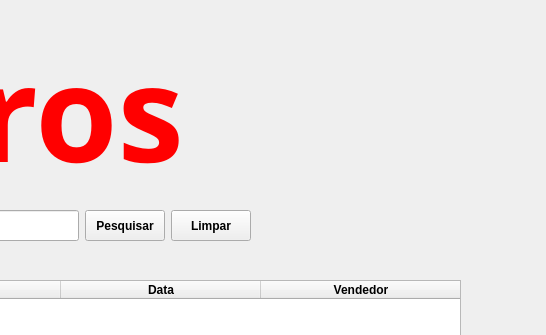
First picture: the form in ArtvidrosV3/dialogareaorcamentos.ui, repository PedrOliveiraM/Artvidros-2023, before the edit; both pictures show x 820 to 1366 and y 0 to 335 of the 1366 by 768 pixel window.
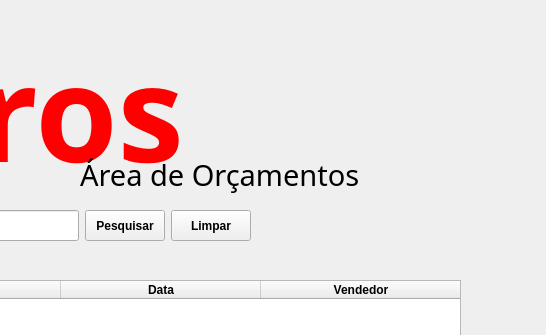
Second picture: the form after the edit. Icons and pictures are not drawn.

```diff
--- a/ArtvidrosV3/dialogareaorcamentos.ui
+++ b/ArtvidrosV3/dialogareaorcamentos.ui
@@ -278,6 +278,26 @@
     </item>
    </layout>
   </widget>
+  <widget class="QLabel" name="label">
+   <property name="geometry">
+    <rect>
+     <x>900</x>
+     <y>150</y>
+     <width>321</width>
+     <height>51</height>
+    </rect>
+   </property>
+   <property name="font">
+    <font>
+     <family>Matura MT Script Capitals</family>
+     <pointsize>18</pointsize>
+     <bold>false</bold>
+    </font>
+   </property>
+   <property name="text">
+    <string>&lt;html&gt;&lt;head/&gt;&lt;body&gt;&lt;p&gt;&lt;span style=&quot; font-size:22pt;&quot;&gt;Área de Orçamentos&lt;/span&gt;&lt;/p&gt;&lt;/body&gt;&lt;/html&gt;</string>
+   </property>
+  </widget>
  </widget>
  <resources>
   <include location="files.qrc"/>
```
